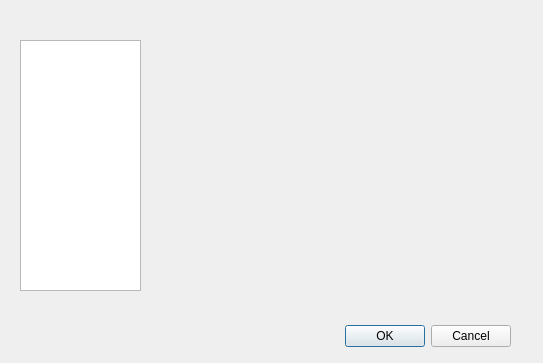
Qt form ui/SelDispCombo.ui (zpzjzj/renkou) before a commit.
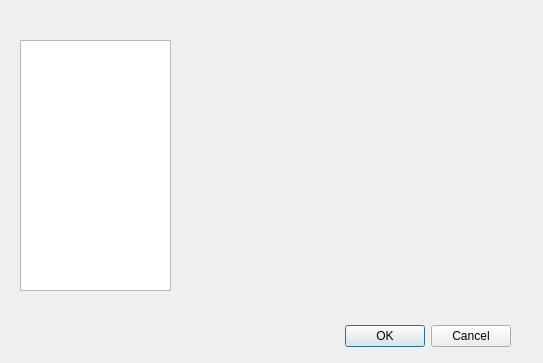
The same form after that commit.

Commit message: optimize code for later extending

Patch:
```diff
--- a/ui/SelDispCombo.ui
+++ b/ui/SelDispCombo.ui
@@ -34,7 +34,7 @@
     <rect>
      <x>20</x>
      <y>40</y>
-     <width>121</width>
+     <width>151</width>
      <height>251</height>
     </rect>
    </property>
@@ -42,9 +42,9 @@
   <widget class="QStackedWidget" name="mStackedWidget">
    <property name="geometry">
     <rect>
-     <x>150</x>
-     <y>50</y>
-     <width>221</width>
+     <x>200</x>
+     <y>40</y>
+     <width>321</width>
      <height>251</height>
     </rect>
    </property>
```
The commit also changes 2 other files.
